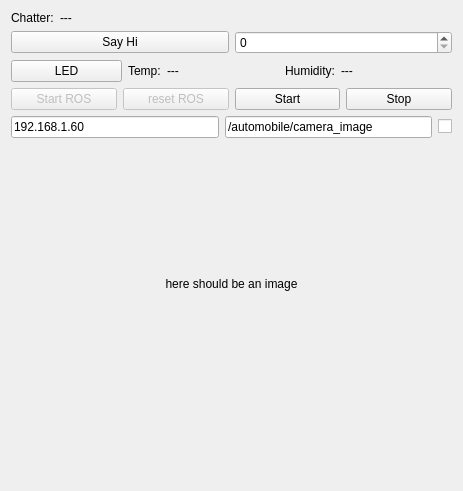
First picture: the form in include/bfmc_dashboard/dashboard_gui.ui, repository euhenn/bfmc_dashboard, before the edit.
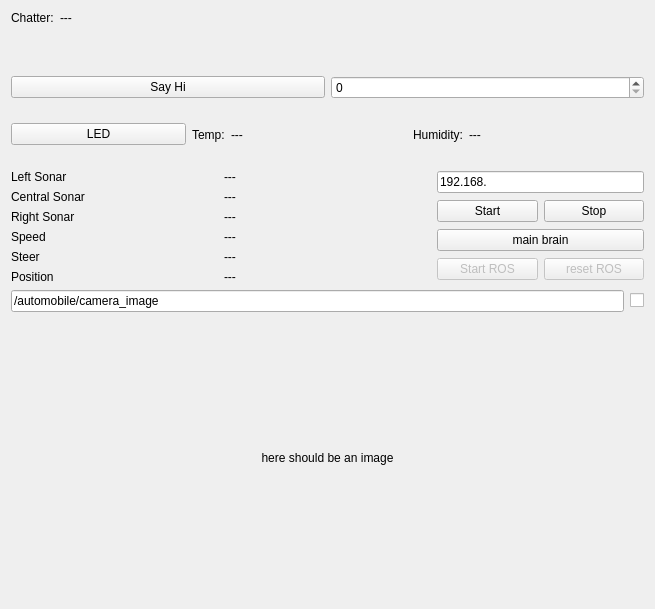
Second picture: the form after the edit.

```diff
--- a/include/bfmc_dashboard/dashboard_gui.ui
+++ b/include/bfmc_dashboard/dashboard_gui.ui
@@ -6,8 +6,8 @@
    <rect>
     <x>0</x>
     <y>0</y>
-    <width>463</width>
-    <height>491</height>
+    <width>655</width>
+    <height>609</height>
    </rect>
   </property>
   <property name="windowTitle">
@@ -100,50 +100,197 @@
    <item>
     <layout class="QHBoxLayout" name="horizontalLayout_3">
      <item>
-      <widget class="QPushButton" name="startROS">
-       <property name="enabled">
-        <bool>false</bool>
-       </property>
-       <property name="text">
-        <string>Start ROS</string>
-       </property>
-      </widget>
+      <layout class="QVBoxLayout" name="verticalLayout_3">
+       <item>
+        <widget class="QLabel" name="label_6">
+         <property name="sizePolicy">
+          <sizepolicy hsizetype="Fixed" vsizetype="Preferred">
+           <horstretch>0</horstretch>
+           <verstretch>0</verstretch>
+          </sizepolicy>
+         </property>
+         <property name="text">
+          <string>Left Sonar</string>
+         </property>
+        </widget>
+       </item>
+       <item>
+        <widget class="QLabel" name="label_7">
+         <property name="sizePolicy">
+          <sizepolicy hsizetype="Fixed" vsizetype="Preferred">
+           <horstretch>0</horstretch>
+           <verstretch>0</verstretch>
+          </sizepolicy>
+         </property>
+         <property name="text">
+          <string>Central Sonar</string>
+         </property>
+        </widget>
+       </item>
+       <item>
+        <widget class="QLabel" name="label_2">
+         <property name="sizePolicy">
+          <sizepolicy hsizetype="Fixed" vsizetype="Preferred">
+           <horstretch>0</horstretch>
+           <verstretch>0</verstretch>
+          </sizepolicy>
+         </property>
+         <property name="text">
+          <string>Right Sonar</string>
+         </property>
+        </widget>
+       </item>
+       <item>
+        <widget class="QLabel" name="label_10">
+         <property name="text">
+          <string>Speed</string>
+         </property>
+        </widget>
+       </item>
+       <item>
+        <widget class="QLabel" name="label_12">
+         <property name="text">
+          <string>Steer</string>
+         </property>
+        </widget>
+       </item>
+       <item>
+        <widget class="QLabel" name="label_11">
+         <property name="text">
+          <string>Position</string>
+         </property>
+        </widget>
+       </item>
+      </layout>
      </item>
      <item>
-      <widget class="QPushButton" name="resetROS">
-       <property name="enabled">
-        <bool>false</bool>
-       </property>
-       <property name="text">
-        <string>reset ROS</string>
-       </property>
-      </widget>
+      <layout class="QVBoxLayout" name="verticalLayout_2">
+       <item>
+        <widget class="QLabel" name="label_3">
+         <property name="sizePolicy">
+          <sizepolicy hsizetype="Preferred" vsizetype="Preferred">
+           <horstretch>0</horstretch>
+           <verstretch>0</verstretch>
+          </sizepolicy>
+         </property>
+         <property name="text">
+          <string>---          </string>
+         </property>
+        </widget>
+       </item>
+       <item>
+        <widget class="QLabel" name="label_4">
+         <property name="text">
+          <string>---          </string>
+         </property>
+        </widget>
+       </item>
+       <item>
+        <widget class="QLabel" name="label_9">
+         <property name="text">
+          <string>---          </string>
+         </property>
+        </widget>
+       </item>
+       <item>
+        <widget class="QLabel" name="label">
+         <property name="text">
+          <string>---          </string>
+         </property>
+        </widget>
+       </item>
+       <item>
+        <widget class="QLabel" name="label_8">
+         <property name="text">
+          <string>---          </string>
+         </property>
+        </widget>
+       </item>
+       <item>
+        <widget class="QLabel" name="label_5">
+         <property name="text">
+          <string>---          </string>
+         </property>
+        </widget>
+       </item>
+      </layout>
      </item>
      <item>
-      <widget class="QPushButton" name="startbutton">
-       <property name="text">
-        <string>Start</string>
-       </property>
-      </widget>
-     </item>
-     <item>
-      <widget class="QPushButton" name="stopbutton">
-       <property name="text">
-        <string>Stop</string>
-       </property>
-      </widget>
+      <layout class="QVBoxLayout" name="verticalLayout_4">
+       <item>
+        <widget class="QLineEdit" name="lineEdit">
+         <property name="sizePolicy">
+          <sizepolicy hsizetype="Preferred" vsizetype="Fixed">
+           <horstretch>0</horstretch>
+           <verstretch>0</verstretch>
+          </sizepolicy>
+         </property>
+         <property name="baseSize">
+          <size>
+           <width>-31073</width>
+           <height>0</height>
+          </size>
+         </property>
+         <property name="text">
+          <string>192.168.</string>
+         </property>
+        </widget>
+       </item>
+       <item>
+        <layout class="QHBoxLayout" name="horizontalLayout_6">
+         <item>
+          <widget class="QPushButton" name="startbutton">
+           <property name="text">
+            <string>Start</string>
+           </property>
+          </widget>
+         </item>
+         <item>
+          <widget class="QPushButton" name="stopbutton">
+           <property name="text">
+            <string>Stop</string>
+           </property>
+          </widget>
+         </item>
+        </layout>
+       </item>
+       <item>
+        <widget class="QPushButton" name="mainbrainbutton">
+         <property name="text">
+          <string>main brain</string>
+         </property>
+        </widget>
+       </item>
+       <item>
+        <layout class="QHBoxLayout" name="horizontalLayout_7">
+         <item>
+          <widget class="QPushButton" name="startROS">
+           <property name="enabled">
+            <bool>false</bool>
+           </property>
+           <property name="text">
+            <string>Start ROS</string>
+           </property>
+          </widget>
+         </item>
+         <item>
+          <widget class="QPushButton" name="resetROS">
+           <property name="enabled">
+            <bool>false</bool>
+           </property>
+           <property name="text">
+            <string>reset ROS</string>
+           </property>
+          </widget>
+         </item>
+        </layout>
+       </item>
+      </layout>
      </item>
     </layout>
    </item>
    <item>
     <layout class="QHBoxLayout" name="horizontalLayout_4">
-     <item>
-      <widget class="QLineEdit" name="lineEdit">
-       <property name="text">
-        <string>192.168.1.60</string>
-       </property>
-      </widget>
-     </item>
      <item>
       <widget class="QLineEdit" name="lineEdit2">
        <property name="text">
@@ -176,19 +323,6 @@
      </property>
     </widget>
    </item>
-   <item>
-    <spacer name="verticalSpacer">
-     <property name="orientation">
-      <enum>Qt::Vertical</enum>
-     </property>
-     <property name="sizeHint" stdset="0">
-      <size>
-       <width>20</width>
-       <height>40</height>
-      </size>
-     </property>
-    </spacer>
-   </item>
   </layout>
  </widget>
  <resources/>
```
Left out of the diff: 2 changed lines with no effect on the pictures.
